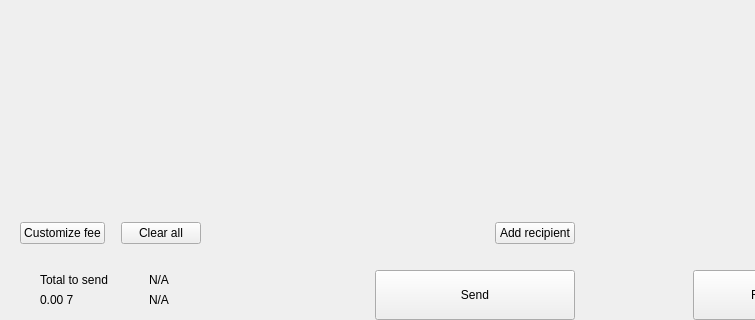
First picture: the form in src/qt/pivx/forms/send.ui, repository younicoin/XMD, before the edit; both pictures show x 0 to 755 and y 380 to 700 of the 893 by 700 pixel window.
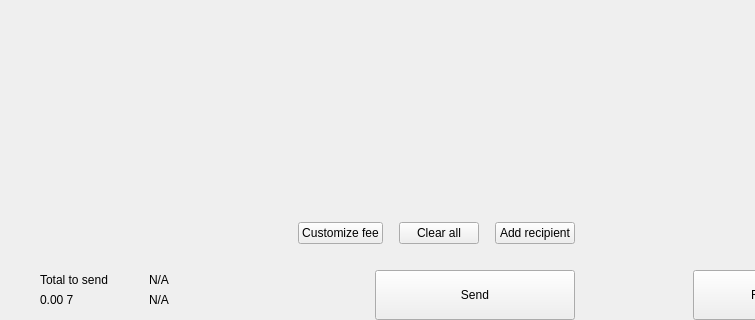
Second picture: the form after the edit. Custom widgets are drawn as their Qt base class.

Patch:
```diff
--- a/src/qt/pivx/forms/send.ui
+++ b/src/qt/pivx/forms/send.ui
@@ -269,6 +269,19 @@
           <property name="rightMargin">
            <number>20</number>
           </property>
+          <item>
+           <spacer name="horizontalSpacer_4">
+            <property name="orientation">
+             <enum>Qt::Horizontal</enum>
+            </property>
+            <property name="sizeHint" stdset="0">
+             <size>
+              <width>10</width>
+              <height>20</height>
+             </size>
+            </property>
+           </spacer>
+          </item>
           <item>
            <widget class="QPushButton" name="pushButtonFee">
             <property name="focusPolicy">
@@ -313,9 +326,12 @@
             <property name="orientation">
              <enum>Qt::Horizontal</enum>
             </property>
+            <property name="sizeType">
+             <enum>QSizePolicy::Fixed</enum>
+            </property>
             <property name="sizeHint" stdset="0">
              <size>
-              <width>40</width>
+              <width>10</width>
               <height>20</height>
              </size>
             </property>
```
Left out of the diff: 2 changed lines with no effect on the pictures.
